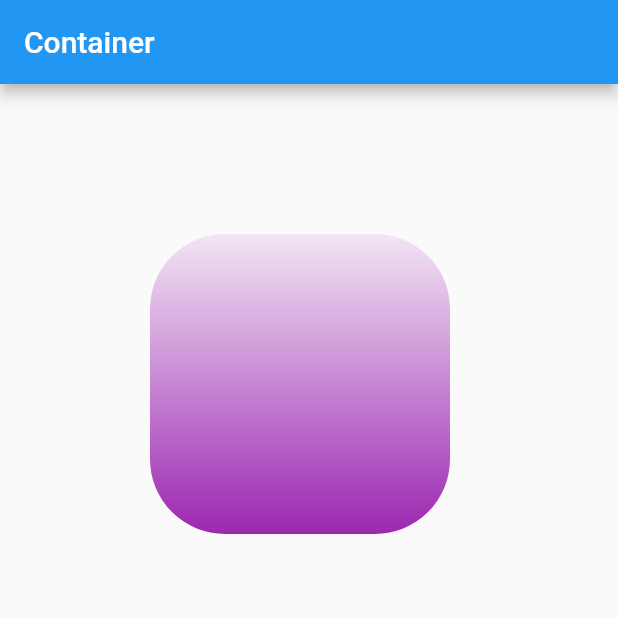
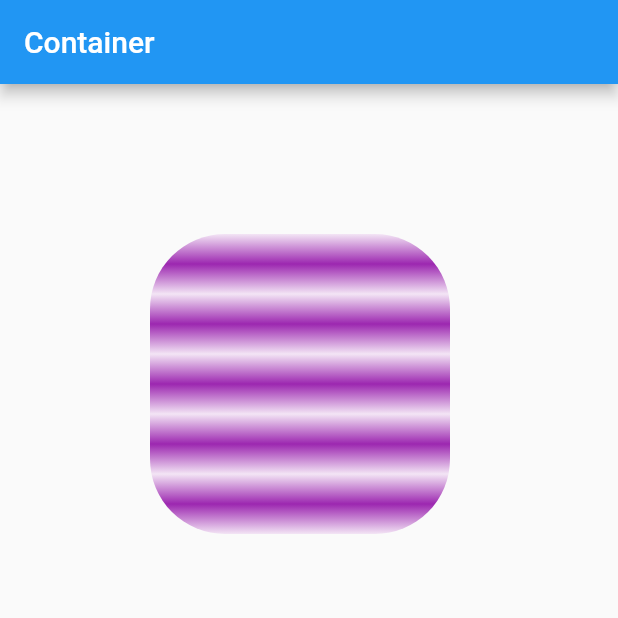
Before and after one commit to MonikaSliciute/hello-layouts, a Flutter app: the screen it shows after launch, on a phone screen of 412 x 824 dp, the top half of it. Run offline on Flutter 3.47's test engine with Material 2 defaults, Android fonts, the phone set to English and light mode, and no system bars.

```diff
--- a/lib/main.dart
+++ b/lib/main.dart
@@ -23,7 +23,8 @@ class MyApp extends StatelessWidget {
                 color: Colors.orange,
                 gradient: LinearGradient(
                   begin: Alignment(0.0, -1.0),
-                  end: Alignment(0.0, 1.0),
+                  end: Alignment(0.0, -0.8),
+                  tileMode: TileMode.mirror,
                   colors: [Colors.purple.shade50, Colors.purple.shade500],
                 ),
                 shape: BoxShape.rectangle,
```
